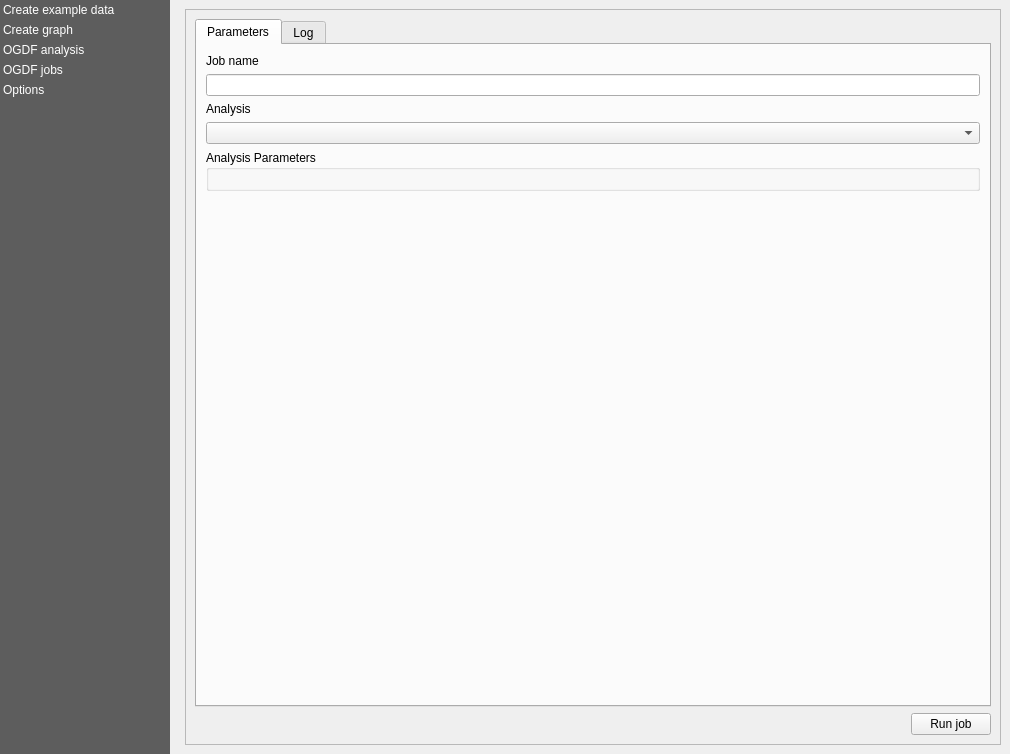
This is views/PluginDialog.ui in S-P-A-N-N-E-R-S/Frontend as Qt 5 draws it before an edit. The edited form follows.
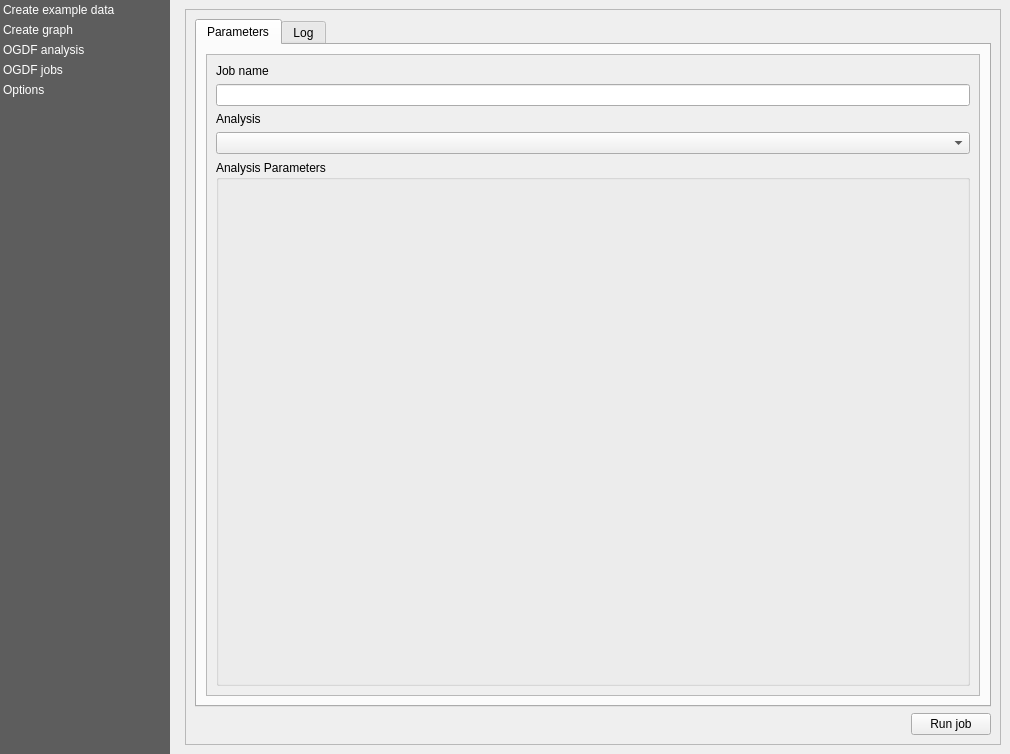
This is the edited form. The open tabs and pages were chosen to show the change. Custom widgets are drawn as their Qt base class.

Commit message: Fix some scrolling issues, refs #1

The edit to the form file:
```diff
--- a/views/PluginDialog.ui
+++ b/views/PluginDialog.ui
@@ -1247,6 +1247,21 @@
                    </attribute>
                    <layout class="QVBoxLayout" name="verticalLayout_19">
                     <item>
+                     <widget class="QScrollArea" name="scrollArea_2">
+                      <property name="widgetResizable">
+                       <bool>true</bool>
+                      </property>
+                      <widget class="QWidget" name="scrollAreaWidgetContents">
+                       <property name="geometry">
+                        <rect>
+                         <x>0</x>
+                         <y>0</y>
+                         <width>770</width>
+                         <height>630</height>
+                        </rect>
+                       </property>
+                       <layout class="QVBoxLayout" name="verticalLayout_27">
+                        <item>
                      <layout class="QVBoxLayout" name="verticalLayout_21">
                       <property name="sizeConstraint">
                        <enum>QLayout::SetDefaultConstraint</enum>
@@ -1284,11 +1299,7 @@
                         <property name="title">
                          <string>Analysis Parameters</string>
                         </property>
-                        <layout class="QVBoxLayout" name="verticalLayout_14"/>
-                       </widget>
-                      </item>
-                     </layout>
-                    </item>
+                            <layout class="QVBoxLayout" name="verticalLayout_14">
                     <item>
                      <spacer name="verticalSpacer_6">
                       <property name="orientation">
@@ -1304,6 +1315,15 @@
                     </item>
                    </layout>
                   </widget>
+                          </item>
+                         </layout>
+                        </item>
+                       </layout>
+                      </widget>
+                     </widget>
+                    </item>
+                   </layout>
+                  </widget>
                   <widget class="QWidget" name="tab_6">
                    <attribute name="title">
                     <string>Log</string>
```
Left out of the diff: 22 changed lines with no effect on the pictures. Lines whose indentation alone changed are shown as unchanged.
